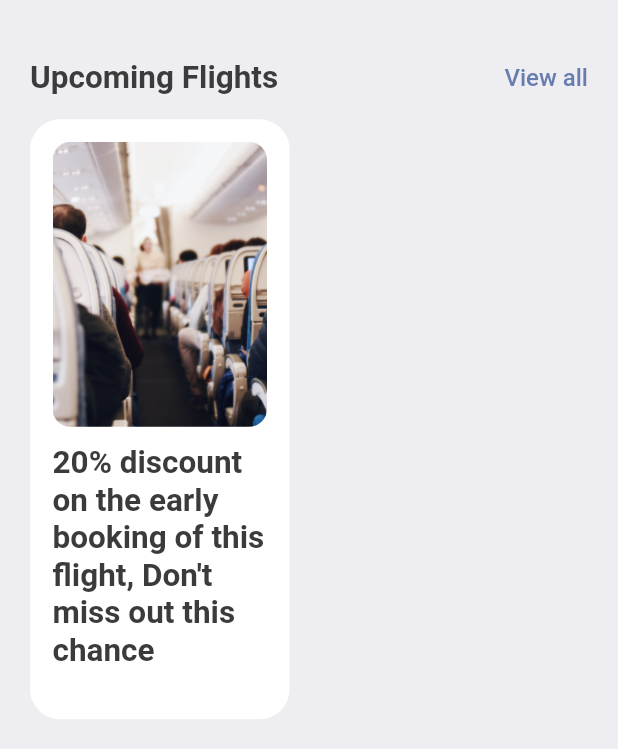
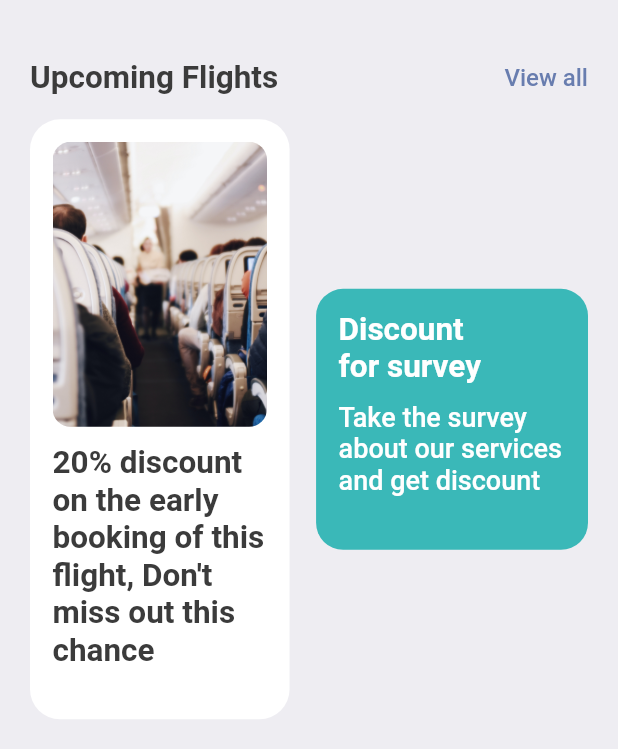
Before and after one commit to ProsperChihimba/tickets-app, a Flutter app: the SearchScreen screen opened directly, scrolled down 90 dp, on a phone screen of 412 x 824 dp, the part 487-1236 px from its top. Run offline on Flutter 3.47's test engine with Material 2 defaults, Android fonts, the phone set to English and light mode, and no system bars; our stand-ins replace fluentui_icons, gap, get.

Commit message:
Add: discount side container

```diff
--- a/lib/screens/search_screen.dart
+++ b/lib/screens/search_screen.dart
@@ -84,6 +84,7 @@ class SearchScreen extends StatelessWidget {
               bigText: "Upcoming Flights", smallText: "View all"),
           Gap(AppLayout.getHeight(15)),
           Row(
+            mainAxisAlignment: MainAxisAlignment.spaceBetween,
             children: [
               Container(
                 padding: EdgeInsets.symmetric(
@@ -113,6 +114,43 @@ class SearchScreen extends StatelessWidget {
                     )
                   ],
                 ),
+              ),
+              // Second column
+              Column(
+                children: [
+                  Container(
+                    width: size.width * 0.44,
+                    height: AppLayout.getHeight(174),
+                    padding: EdgeInsets.symmetric(
+                      vertical: AppLayout.getHeight(15),
+                      horizontal: AppLayout.getWidth(15),
+                    ),
+                    decoration: BoxDecoration(
+                        color: const Color(0xFF3AB8B8),
+                        borderRadius:
+                            BorderRadius.circular(AppLayout.getHeight(18))),
+                    child: Column(
+                      crossAxisAlignment: CrossAxisAlignment.start,
+                      children: [
+                        Text(
+                          "Discount\nfor survey",
+                          style: Styles.headLineStyle2.copyWith(
+                            fontWeight: FontWeight.bold,
+                            color: Colors.white,
+                          ),
+                        ),
+                        Gap(AppLayout.getHeight(10)),
+                        Text(
+                          "Take the survey about our services and get discount",
+                          style: Styles.headLineStyle2.copyWith(
+                              fontWeight: FontWeight.w500,
+                              color: Colors.white,
+                              fontSize: AppLayout.getHeight(18)),
+                        ),
+                      ],
+                    ),
+                  )
+                ],
               )
             ],
           )
```
